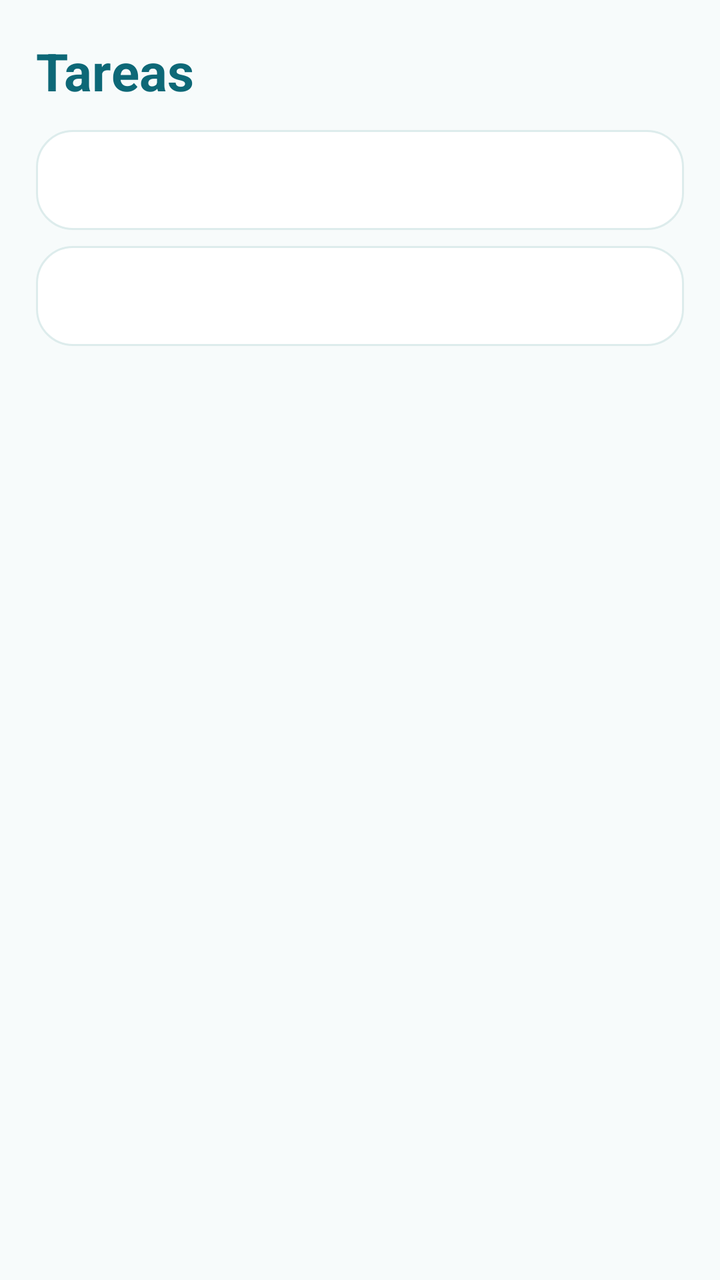
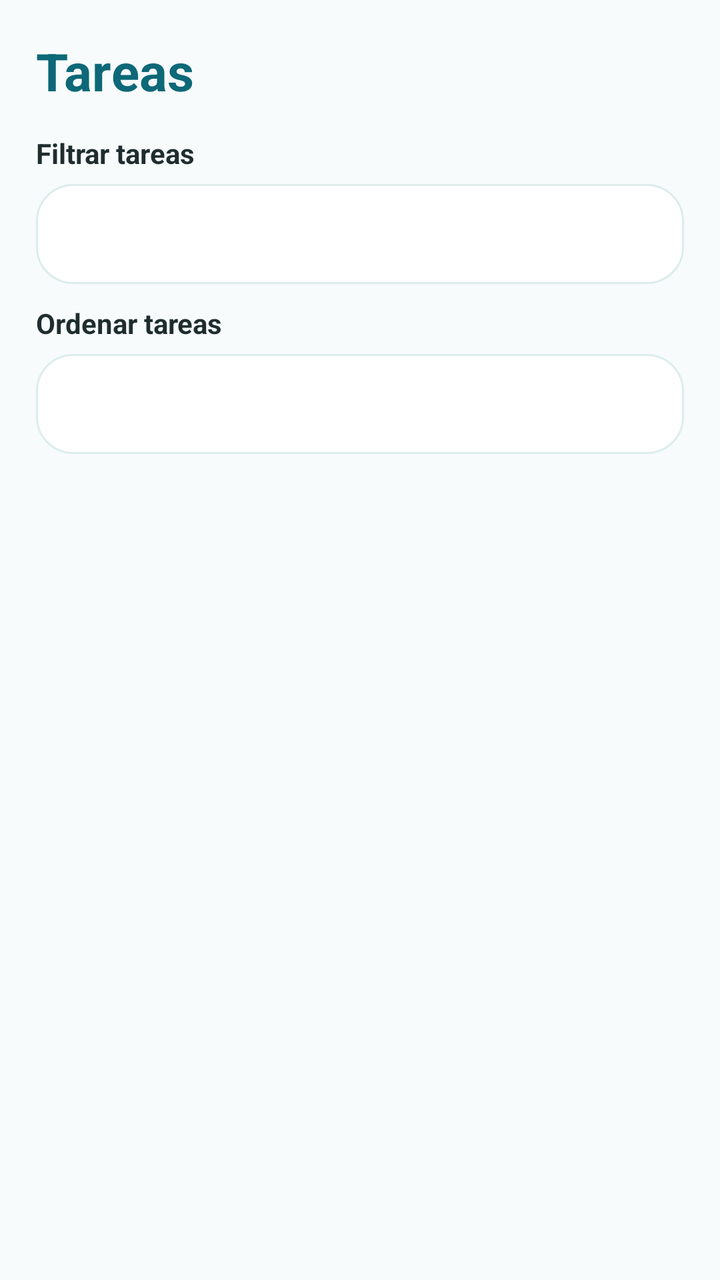

Compare the two renders of this Android layout. The source of the first and the diff that turns it into the second are given below.
<!-- AndroidManifest.xml: application theme Theme.FinalProject -->
<!-- res/layout/activity_tasks.xml -->
<?xml version="1.0" encoding="utf-8"?>
<LinearLayout xmlns:android="http://schemas.android.com/apk/res/android"
    android:layout_width="match_parent"
    android:layout_height="match_parent"
    android:background="@color/homepet_background"
    android:orientation="vertical"
    android:padding="18dp">

    <TextView
        android:layout_width="match_parent"
        android:layout_height="wrap_content"
        android:text="@string/tasks"
        android:textColor="@color/homepet_primary"
        android:textSize="26sp"
        android:textStyle="bold" />

    <Spinner
        android:id="@+id/filterSpinner"
        android:layout_width="match_parent"
        android:layout_height="50dp"
        android:layout_marginTop="12dp"
        android:background="@drawable/bg_login_input"
        android:paddingStart="12dp"
        android:paddingEnd="12dp" />

    <Spinner
        android:id="@+id/orderSpinner"
        android:layout_width="match_parent"
        android:layout_height="50dp"
        android:layout_marginTop="8dp"
        android:background="@drawable/bg_login_input"
        android:paddingStart="12dp"
        android:paddingEnd="12dp" />

    <androidx.recyclerview.widget.RecyclerView
        android:id="@+id/tasksRecyclerView"
        android:layout_width="match_parent"
        android:layout_height="0dp"
        android:layout_marginTop="12dp"
        android:layout_weight="1" />
</LinearLayout>
<!-- resources referenced by this layout -->
<resources>
  <color name="homepet_background">#F7FBFB</color>
  <color name="homepet_primary">#0D6877</color>
  <!-- drawable bg_login_input (drawable) -->
  <?xml version="1.0" encoding="utf-8"?>
  <shape xmlns:android="http://schemas.android.com/apk/res/android">
      <solid android:color="@color/homepet_surface" />
      <stroke
          android:width="1dp"
          android:color="@color/homepet_input_border" />
      <corners android:radius="18dp" />
      <padding
          android:left="18dp"
          android:right="18dp" />
  </shape>
  <string name="tasks">Tareas</string>
  <style name="Theme.FinalProject" parent="Base.Theme.FinalProject" />
  <color name="homepet_surface">#FFFFFFFF</color>
  <color name="homepet_input_border">#DDECEC</color>
  <style name="Base.Theme.FinalProject" parent="Theme.Material3.DayNight.NoActionBar">
          <item name="colorPrimary">@color/homepet_primary</item>
          <item name="colorOnPrimary">@color/white</item>
          <item name="colorSurface">@color/homepet_surface</item>
          <item name="colorOnSurface">@color/homepet_text</item>
          <item name="colorOnBackground">@color/homepet_text</item>
          <item name="android:colorBackground">@color/homepet_background</item>
          <item name="android:textColorPrimary">@color/homepet_text</item>
          <item name="android:textColorSecondary">@color/homepet_text_muted</item>
          <item name="android:windowLightStatusBar">true</item>
          <item name="android:navigationBarColor">@color/homepet_background</item>
          <item name="android:statusBarColor">@color/homepet_background</item>
      </style>
  <color name="white">#FFFFFFFF</color>
  <color name="homepet_text">#1F2D2F</color>
  <color name="homepet_text_muted">#71858A</color>
</resources>

<!-- the commit's change to res/layout/activity_tasks.xml (unified diff, before → after) -->
@@ -14,20 +14,36 @@
         android:textSize="26sp"
         android:textStyle="bold" />
 
+    <TextView
+        android:layout_width="match_parent"
+        android:layout_height="wrap_content"
+        android:layout_marginTop="14dp"
+        android:text="@string/filter_tasks_label"
+        android:textColor="@color/homepet_text"
+        android:textStyle="bold" />
+
     <Spinner
         android:id="@+id/filterSpinner"
         android:layout_width="match_parent"
         android:layout_height="50dp"
-        android:layout_marginTop="12dp"
+        android:layout_marginTop="6dp"
         android:background="@drawable/bg_login_input"
         android:paddingStart="12dp"
         android:paddingEnd="12dp" />
+
+    <TextView
+        android:layout_width="match_parent"
+        android:layout_height="wrap_content"
+        android:layout_marginTop="10dp"
+        android:text="@string/order_tasks_label"
+        android:textColor="@color/homepet_text"
+        android:textStyle="bold" />
 
     <Spinner
         android:id="@+id/orderSpinner"
         android:layout_width="match_parent"
         android:layout_height="50dp"
-        android:layout_marginTop="8dp"
+        android:layout_marginTop="6dp"
         android:background="@drawable/bg_login_input"
         android:paddingStart="12dp"
         android:paddingEnd="12dp" />
<!-- resource entries referenced after the edit -->
@@ -14,6 +14,8 @@
           android:left="18dp"
           android:right="18dp" />
   </shape>
+  <string name="filter_tasks_label">Filtrar tareas</string>
+  <string name="order_tasks_label">Ordenar tareas</string>
   <string name="tasks">Tareas</string>
   <style name="Theme.FinalProject" parent="Base.Theme.FinalProject" />
   <color name="homepet_surface">#FFFFFFFF</color>
